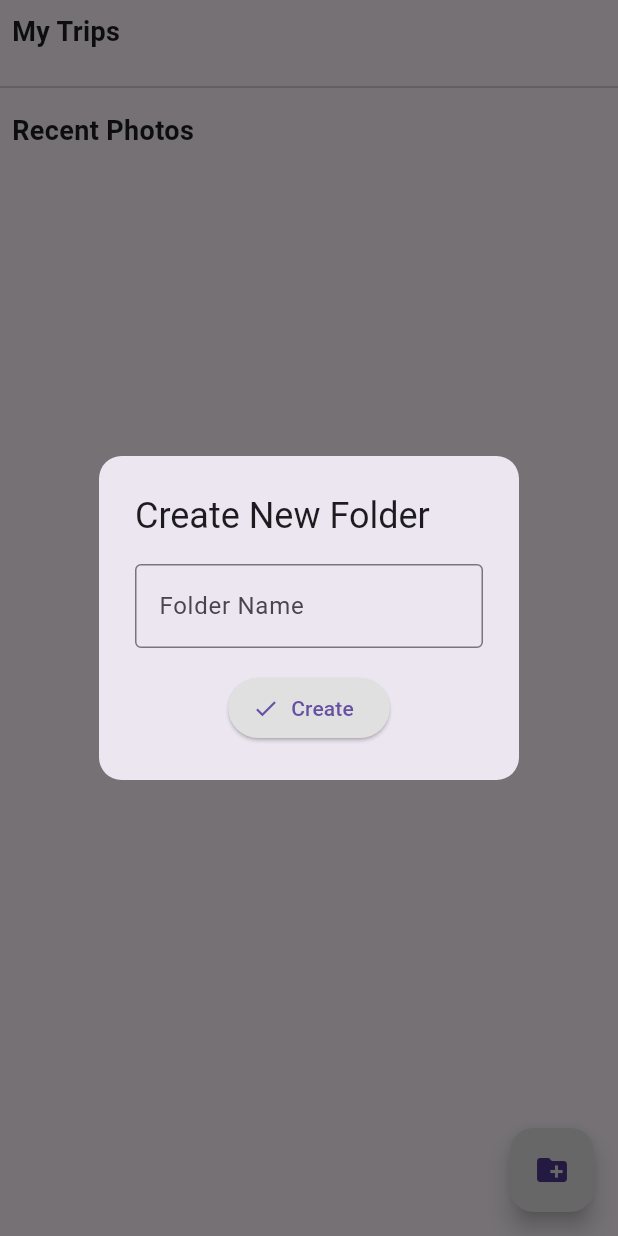
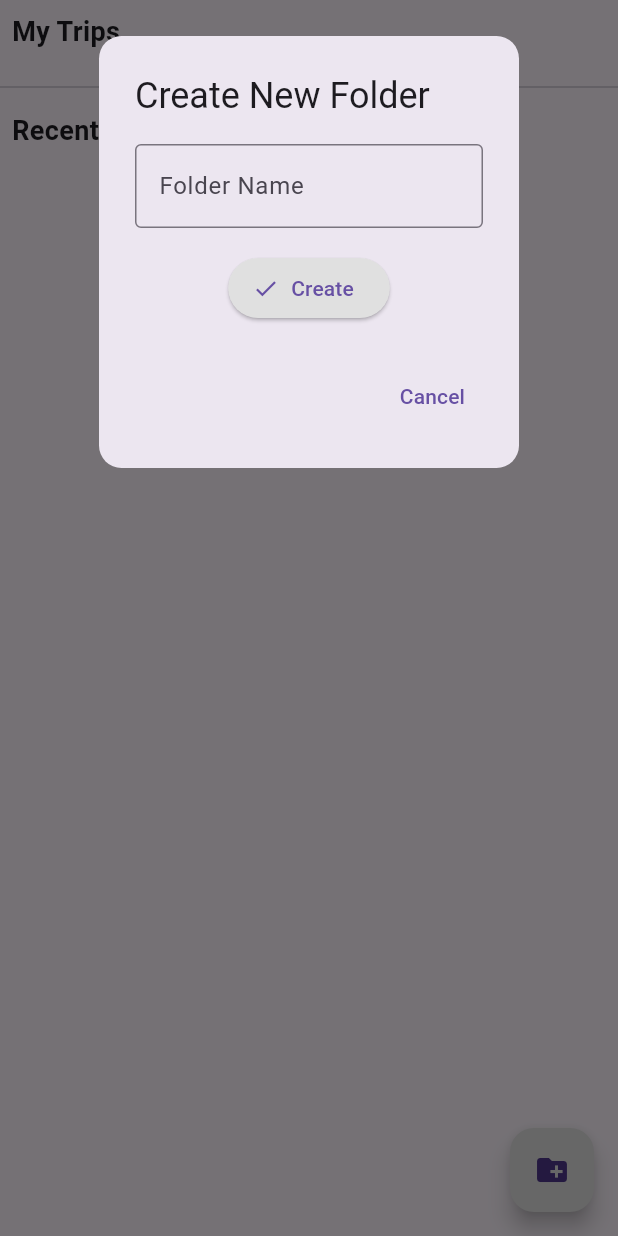
Before and after one commit to Ebrar-S/untitled_wanderLog, a Flutter app: the HomePage screen opened directly, after a tap on the "create new folder" icon, on a phone screen of 412 x 824 dp. Run offline on Flutter 3.47's test engine with Material 3 defaults, Android fonts, the phone set to English and light mode, and no system bars; our stand-ins replace cloud_firestore, file_picker, firebase_auth, firebase_core, flutter_colorpicker, flutter_map and 3 more; accounts and stored records are empty.

```diff
--- a/lib/screens/homepage.dart
+++ b/lib/screens/homepage.dart
@@ -9,7 +9,9 @@ class HomePage extends StatelessWidget {
   @override
   Widget build(BuildContext context) {
     return Scaffold(
-      body: Column(
+      resizeToAvoidBottomInset: true, // Ensures the background adjusts when the keyboard opens
+      body: SingleChildScrollView( // Allows scrolling for the entire content
+        child: Column(
           crossAxisAlignment: CrossAxisAlignment.start,
           children: [
             // Section for folders with horizontal scroll
@@ -18,7 +20,6 @@ class HomePage extends StatelessWidget {
               child: Column(
                 crossAxisAlignment: CrossAxisAlignment.start,
                 children: [
-
                   const Text(
                     "My Trips",
                     style: TextStyle(fontSize: 18, fontWeight: FontWeight.bold),
@@ -45,7 +46,6 @@ class HomePage extends StatelessWidget {
                         scrollDirection: Axis.horizontal,
                         child: Row(
                           children: List.generate(folders.length, (index) {
-
                             final folder = folders[index];
                             final folderName = folder['name'];
                             final folderId = folder.id;  // Get the document ID
@@ -60,8 +60,6 @@ class HomePage extends StatelessWidget {
                                     MaterialPageRoute(
                                       builder: (context) => FolderPage(
                                         folderId: folderId,
-                                      // Pass the folderId here
-
                                       ),
                                     ),
                                   );
@@ -79,8 +77,7 @@ class HomePage extends StatelessWidget {
             ),
             const Divider(),
             // Section for photos with vertical scroll
-          Expanded(
-            child: Padding(
+            Padding(
               padding: const EdgeInsets.all(8.0),
               child: Column(
                 crossAxisAlignment: CrossAxisAlignment.start,
@@ -90,8 +87,9 @@ class HomePage extends StatelessWidget {
                     style: TextStyle(fontSize: 18, fontWeight: FontWeight.bold),
                   ),
                   const SizedBox(height: 8),
-                  Expanded(
-                    child: StreamBuilder<QuerySnapshot>(
+                  // StreamBuilder for photos
+                  // No Expanded widget here, as it can cause issues in a scrollable context
+                  StreamBuilder<QuerySnapshot>(
                     stream: FirebaseFirestore.instance
                         .collection('Users')
                         .doc(FirebaseAuth.instance.currentUser!.uid) // Current user ID
@@ -143,6 +141,8 @@ class HomePage extends StatelessWidget {
                               .toList();
 
                           return GridView.builder(
+                            shrinkWrap: true, // Ensures the GridView does not take up extra space
+                            physics: NeverScrollableScrollPhysics(), // Prevents scrolling in GridView
                             gridDelegate: const SliverGridDelegateWithFixedCrossAxisCount(
                               crossAxisCount: 3, // Adjust number of columns
                               crossAxisSpacing: 8,
@@ -219,14 +219,11 @@ class HomePage extends StatelessWidget {
                       );
                     },
                   ),
+                ],
+              ),
             ),
           ],
         ),
-            ),
-          )
-
-
-        ],
       ),
       floatingActionButton: FloatingActionButton(
         backgroundColor: Colors.grey[300],
@@ -238,13 +235,18 @@ class HomePage extends StatelessWidget {
     );
   }
 
+
+
   // Floating Dialog for Creating Folder
   void _showCreateFolderDialog(BuildContext context) {
+    TextEditingController folderNameController = TextEditingController();
+
     showDialog(
       context: context,
       builder: (BuildContext context) {
-        TextEditingController folderNameController = TextEditingController();
-
+        return SingleChildScrollView(
+          child: StatefulBuilder(
+            builder: (BuildContext context, StateSetter setState) {
               return AlertDialog(
                 shape: RoundedRectangleBorder(
                   borderRadius: BorderRadius.circular(15),
@@ -263,7 +265,16 @@ class HomePage extends StatelessWidget {
                     const SizedBox(height: 16),
                     ElevatedButton.icon(
                       onPressed: () {
-                  // Create a folder with the provided name
+                        // Check if the folder name is empty
+                        if (folderNameController.text.isEmpty) {
+                          // Show a warning if the name is empty
+                          ScaffoldMessenger.of(context).showSnackBar(
+                            const SnackBar(content: Text("Folder name cannot be empty")),
+                          );
+                          return; // Do not proceed with folder creation
+                        }
+
+                        // Create the folder with the provided name
                         createFolder(folderNameController.text);
 
                         Navigator.pop(context); // Close the dialog
@@ -276,10 +287,23 @@ class HomePage extends StatelessWidget {
                     ),
                   ],
                 ),
+                actions: [
+                  TextButton(
+                    onPressed: () {
+                      Navigator.pop(context); // Close the dialog without action
+                    },
+                    child: const Text("Cancel"),
+                  ),
+                ],
+              );
+            },
+          ),
         );
       },
     );
   }
+
+
 
   // Function to create a folder in Firestore for the current user
   Future<void> createFolder(String folderName) async {
```
Also changed, not shown: lib/screens/mapscreen.dart (+24 -2 lines). Lines whose indentation alone changed are shown as unchanged.
